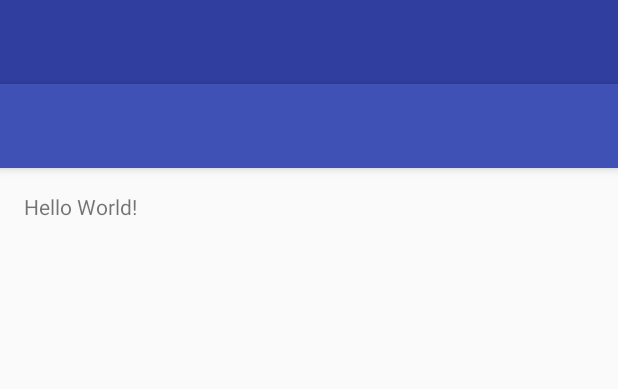
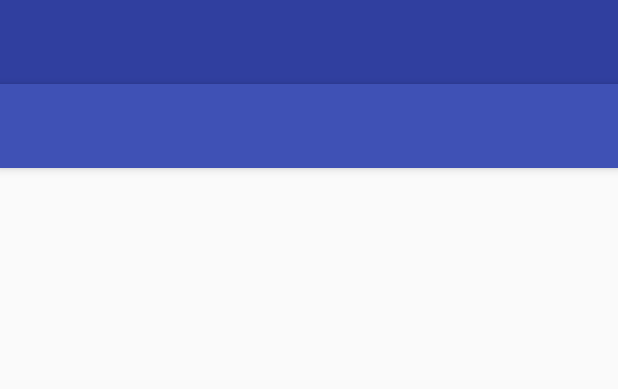
Before and after one commit to patitodegoma/2dam, an Android app: the layout activity_main.xml on its own in the app's theme, with its tools: preview values and no code run, on a phone screen of 412 x 824 dp. Shown: the top 389 px of the screen. Run offline under Robolectric (Android 15) with nearby library versions, the phone set to English and light mode, and no system bars.

Commit message:
entregada primera fase

```diff
--- a/DI/AndresMacias_AroundMe/app/build.gradle
+++ b/DI/AndresMacias_AroundMe/app/build.gradle
@@ -24,4 +24,7 @@ dependencies {
     testCompile 'junit:junit:4.12'
     compile 'com.android.support:appcompat-v7:23.1.1'
     compile 'com.android.support:design:23.1.1'
+    compile 'com.android.support:cardview-v7:23.0.+'
+    compile 'com.google.code.gson:gson:2.3.1'
+    compile 'com.google.android.gms:play-services-gcm:8.1.0'
 }
--- a/DI/AndresMacias_AroundMe/app/src/main/res/layout/content_main.xml
+++ b/DI/AndresMacias_AroundMe/app/src/main/res/layout/content_main.xml
@@ -1,19 +1,12 @@
 <?xml version="1.0" encoding="utf-8"?>
-<RelativeLayout xmlns:android="http://schemas.android.com/apk/res/android"
+<FrameLayout xmlns:android="http://schemas.android.com/apk/res/android"
 xmlns:app="http://schemas.android.com/apk/res-auto"
 xmlns:tools="http://schemas.android.com/tools"
 android:layout_width="match_parent"
 android:layout_height="match_parent"
-    android:paddingBottom="@dimen/activity_vertical_margin"
-    android:paddingLeft="@dimen/activity_horizontal_margin"
-    android:paddingRight="@dimen/activity_horizontal_margin"
-    android:paddingTop="@dimen/activity_vertical_margin"
+android:id="@+id/contenedor"
 app:layout_behavior="@string/appbar_scrolling_view_behavior"
 tools:context="com.amaciasj.di.andresmacias_aroundme.MainActivity"
 tools:showIn="@layout/app_bar_main">
 
-    <TextView
-        android:layout_width="wrap_content"
-        android:layout_height="wrap_content"
-        android:text="Hello World!" />
-</RelativeLayout>
+</FrameLayout>
--- a/DI/AndresMacias_AroundMe/app/src/main/res/menu/activity_main_drawer.xml
+++ b/DI/AndresMacias_AroundMe/app/src/main/res/menu/activity_main_drawer.xml
@@ -3,33 +3,23 @@
 
     <group android:checkableBehavior="single">
         <item
-            android:id="@+id/nav_camera"
-            android:icon="@drawable/ic_menu_camera"
-            android:title="Import" />
+            android:id="@+id/nav_users"
+            android:icon="@mipmap/ic_users"
+            android:title="@string/menu_users" />
         <item
-            android:id="@+id/nav_gallery"
-            android:icon="@drawable/ic_menu_gallery"
-            android:title="Gallery" />
-        <item
-            android:id="@+id/nav_slideshow"
-            android:icon="@drawable/ic_menu_slideshow"
-            android:title="Slideshow" />
-        <item
-            android:id="@+id/nav_manage"
-            android:icon="@drawable/ic_menu_manage"
-            android:title="Tools" />
+            android:id="@+id/nav_messages"
+            android:icon="@mipmap/ic_message"
+            android:title="@string/menu_messajes" />
+
     </group>
 
-    <item android:title="Communicate">
+    <item android:title="@string/menu_borrar_datos">
         <menu>
             <item
-                android:id="@+id/nav_share"
-                android:icon="@drawable/ic_menu_share"
-                android:title="Share" />
-            <item
-                android:id="@+id/nav_send"
-                android:icon="@drawable/ic_menu_send"
-                android:title="Send" />
+                android:id="@+id/nav_logout"
+                android:icon="@mipmap/ic_exit"
+                android:title="@string/menu_borrar_datos" />
+
         </menu>
     </item>
 
--- a/DI/AndresMacias_AroundMe/app/src/main/res/values/strings.xml
+++ b/DI/AndresMacias_AroundMe/app/src/main/res/values/strings.xml
@@ -1,8 +1,18 @@
 <resources>
     <string name="app_name">AndresMacias_AroundMe</string>
-
     <string name="navigation_drawer_open">Open navigation drawer</string>
     <string name="navigation_drawer_close">Close navigation drawer</string>
+    <string name="action_settings">Settings</string>
+    <string name="login_txt_bienvenida">Bienvenido a AroundMe</string>
+    <string name="login_txt_introducirlogin">Introduzca su nickname</string>
+    <string name="login_btn_login">Entrar</string>
+    <string name="login_btn_registrar">Registrarse</string>
+    <string name="hello_blank_fragment">Hello blank fragment</string>
+    <string name="mensajes_txt_enviando">Enviar mensaje para: </string>
+    <string name="mensajes_txt_user">Usuario </string>
+    <string name="mensajes_btn_send">Enviar</string>
+    <string name="menu_borrar_datos">Desconectar</string>
+    <string name="menu_users">Lista Usuarios</string>
+    <string name="menu_messajes">Mis Mensajes</string>
 
-    <string name="action_settings">Settings</string>
 </resources>
```
Also changed, not shown: DI/AndresMacias_AroundMe/app/src/main/AndroidManifest.xml (+37 -0 lines), DI/AndresMacias_AroundMe/app/src/main/java/com/amaciasj/di/andresmacias_aroundme/MainActivity.java (+39 -17 lines), 2 other files. Lines whose indentation alone changed are shown as unchanged.
